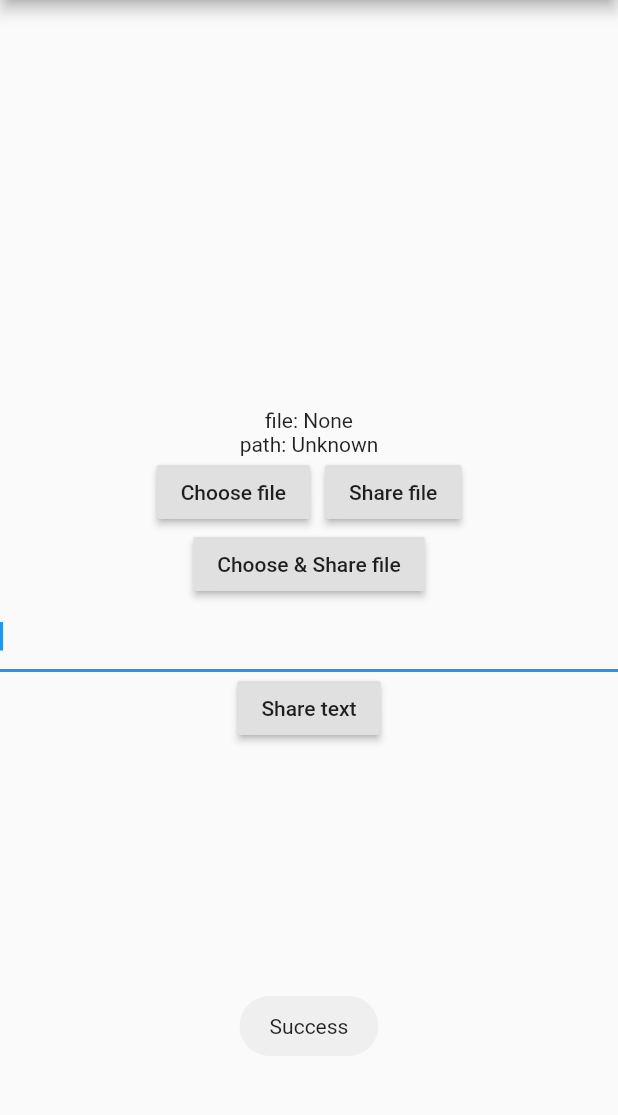
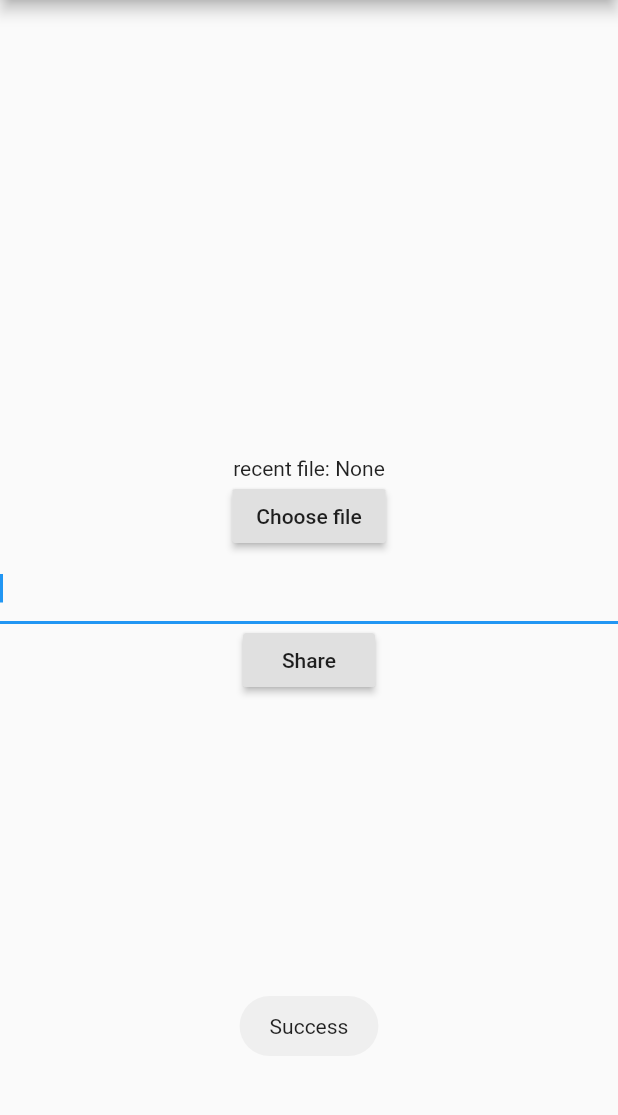
Before and after one commit to GAM3RG33K/flutter_share_plugin, a Flutter app: the screen it shows after launch, after a tap on "Choose file", on a phone screen of 412 x 824 dp, the part 84-1199 px from its top. Run offline on Flutter 3.47's test engine with Material 2 defaults, Android fonts, the phone set to English and light mode, and no system bars; our stand-ins replace file_picker, fluttertoast, permission_handler.

Commit message:
bug-fix:   - file share not working on android
    This was due to a change which was fetching a file URI,
    direct from the file Path, which was causing issues in sharing the
    file. Now it is switched back to getting URI using the FileProvider
    API.

 changes:
  - replaced all `info` logs with `debug` logs
  - moved the plugin's android project to androidX
  - created a separate method for sharing text, which was previously
   using the `shareFileWithText` method under the hood.

```diff
--- a/example/lib/my_app.dart
+++ b/example/lib/my_app.dart
@@ -29,9 +29,15 @@ class MyHomePage extends StatefulWidget {
 }
 
 class _MyHomePageState extends State<MyHomePage> {
-  String selectedFileName = 'None';
-  String selectedFilePath = 'Unknown';
+  String recentFileName = 'None';
+  String recentFilePath;
+  Uint8List recentFileBytes;
   final textController = TextEditingController();
+
+  @override
+  void initState() {
+    super.initState();
+  }
 
   @override
   Widget build(BuildContext context) {
@@ -42,40 +48,22 @@ class _MyHomePageState extends State<MyHomePage> {
       body: Center(
         child: Column(
           mainAxisAlignment: MainAxisAlignment.center,
+          mainAxisSize: MainAxisSize.min,
           children: <Widget>[
-            Text("file: $selectedFileName"),
-            Text("path: $selectedFilePath"),
-            Row(
-              mainAxisAlignment: MainAxisAlignment.center,
-              children: <Widget>[
-                RaisedButton(
-                  onPressed: () => showChooser(),
-                  child: Text('Choose file'),
-                ),
-                Container(
-                  padding: EdgeInsets.all(5.0),
-                ),
-                RaisedButton(
-                  onPressed: () {
-                    // share it using file path
-//                    await shareFileUsingPath(selectedFileName, selectedFilePath);
-                    // share it using bytes of the file
-                    getFileBytes(selectedFilePath).then((bytes) async {
-                      await shareFileUsingBytes(selectedFileName, bytes);
-                    });
-                  },
-                  child: Text('Share file'),
-                )
-              ],
+            Text("recent file: $recentFileName"),
+            RaisedButton(
+              onPressed: () => chooseFile(),
+              child: Text('Choose file'),
+            ),
+            TextField(
+              autofocus: true,
+              controller: textController,
             ),
             RaisedButton(
-              onPressed: () => chooseAndShare(),
-              child: Text('Choose & Share file'),
-            ),
-            TextField(autofocus: true, controller: textController),
-            RaisedButton(
-              onPressed: () => shareText(textController.text),
-              child: Text('Share text'),
+              onPressed: () =>
+                  share(textController.text, recentFileName, recentFilePath,
+                      recentFileBytes),
+              child: Text('Share'),
             )
           ],
         ),
@@ -83,37 +71,36 @@ class _MyHomePageState extends State<MyHomePage> {
     );
   }
 
-  Future<void> shareFileUsingPath(String fileName, String filePath) async {
-    var text = "sharing file: $fileName";
+  Future<void> shareFileUsingPath(String text, String fileName,
+      String filePath) async {
     NotificationHelper.showToast(text, false);
-    await FlutterShare.shareFileWithText(textContent: text, filePath: filePath);
+    await FlutterShare.shareFileWithText(
+        textContent: text, fileName: fileName, filePath: filePath);
   }
 
-  Future<void> shareFileUsingBytes(String fileName, Uint8List bytes) async {
-    var text = "sharing file: $fileName";
+  Future<void> shareFileUsingBytes(String text, String fileName,
+      Uint8List bytes) async {
     NotificationHelper.showToast(text, false);
-    await FlutterShare.shareFileWithText(textContent: text, bytes: bytes);
+    await FlutterShare.shareFileWithText(
+        textContent: text, fileName: fileName, bytes: bytes);
   }
 
-  void showChooser() async {
-    var task = () {
-      getFileFromChooser().then((filePath) {
-        setState(() {
-          this.selectedFileName = getFileNameFromPath(filePath);
-          this.selectedFilePath = filePath;
-        });
+  void share(String text, String selectedFileName, String selectedFilePath,
+      Uint8List recentFileBytes) {
+    if (selectedFilePath == null || selectedFilePath.isEmpty) {
+      FlutterShare.shareText(text);
+    } else {
+      print('\n text: $text');
+      print('\n file: $selectedFilePath \n & \n bytes: $recentFileBytes');
+
+//     share it using file path
+//    shareFileUsingPath(textData, selectedFileName, selectedFilePath);
+
+      shareFileUsingBytes(text, selectedFileName, recentFileBytes)
+          .then((value) {
+        NotificationHelper.showToast(text, false);
       });
-    };
-    PermissionManager.performTaskWithPermission(AppPermission.Storage, task);
-  }
-
-  void shareText(String text) {
-    var textContent = "sharing text: $text";
-
-    FlutterShare.shareText(text).then((text) {
-      //DO something here if needed.
-      NotificationHelper.showToast(textContent, false);
-    });
+    }
   }
 
   @override
@@ -123,14 +110,20 @@ class _MyHomePageState extends State<MyHomePage> {
     super.dispose();
   }
 
-  void chooseAndShare() {
+  void chooseFile() {
     var task = () {
       getFileFromChooser().then((filePath) {
-        setState(() {
-          this.selectedFileName = getFileNameFromPath(filePath);
-          this.selectedFilePath = filePath;
+        // share it using file path
+//        shareFileUsingPath(text, filePath);
+        // share it using bytes of the file
+        getFileBytes(filePath).then((bytes) async {
+          var fileNameFromPath = getFileNameFromPath(filePath);
+          setState(() {
+            this.recentFileName = fileNameFromPath;
+            this.recentFilePath = filePath;
+            this.recentFileBytes = bytes;
+          });
         });
-        FlutterShare.shareFile(filePath: filePath);
       });
     };
     PermissionManager.performTaskWithPermission(AppPermission.Storage, task);
```
Also changed, not shown: lib/flutter_share_plugin.dart (+6 -8 lines), 4 other files.
